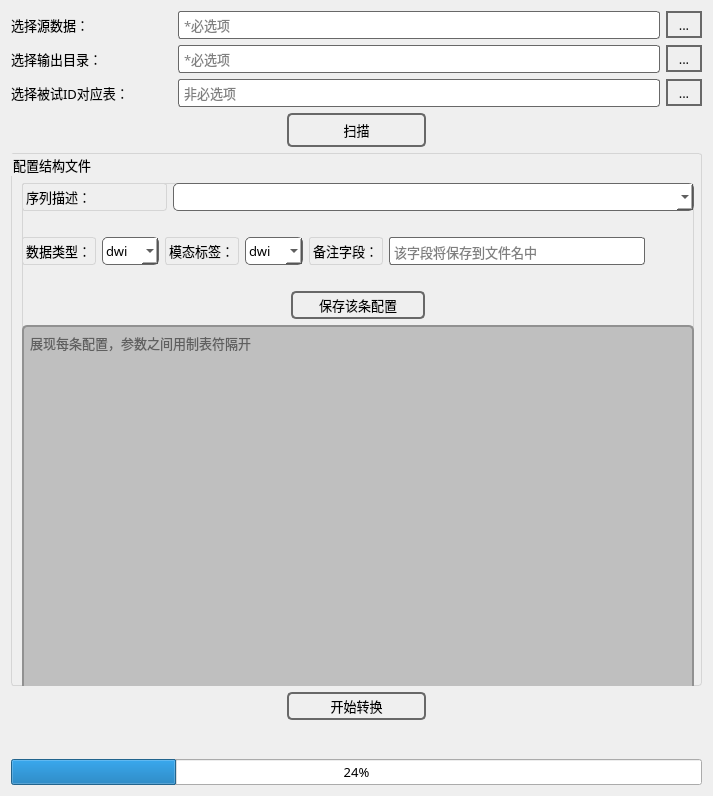
Before: the Qt Designer form dcm.ui in forwho/dcm2bidsGUI, drawn with Qt 5.
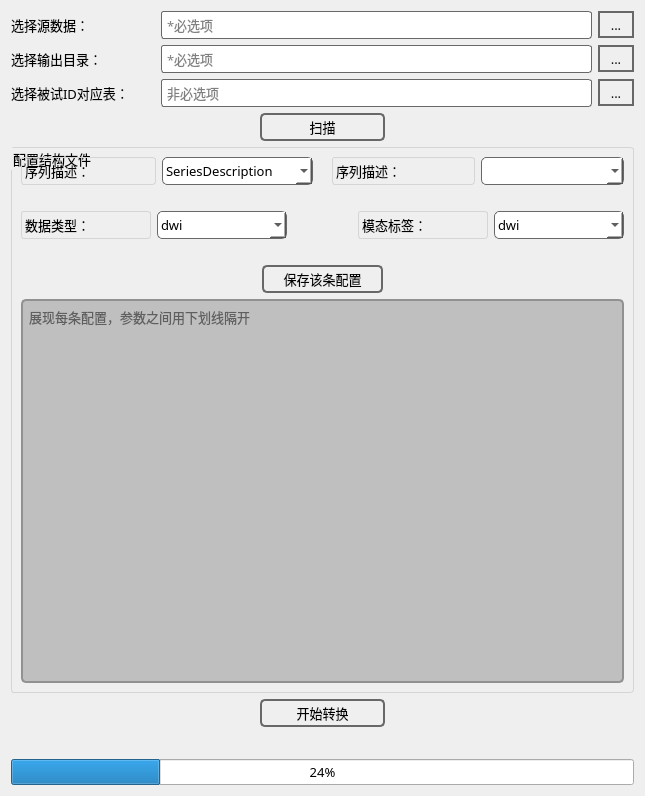
After: the same form once the commit is applied. Icons and pictures are not drawn.

Patch:
```diff
--- a/dcm.ui
+++ b/dcm.ui
@@ -6,16 +6,10 @@
    <rect>
     <x>0</x>
     <y>0</y>
-    <width>713</width>
+    <width>645</width>
     <height>796</height>
    </rect>
   </property>
-  <property name="sizePolicy">
-   <sizepolicy hsizetype="Ignored" vsizetype="Ignored">
-    <horstretch>0</horstretch>
-    <verstretch>0</verstretch>
-   </sizepolicy>
-  </property>
   <property name="font">
    <font>
     <family>微软雅黑</family>
@@ -38,9 +32,7 @@
 
                           </string>
   </property>
-  <layout class="QHBoxLayout" name="horizontalLayout_10">
-   <item>
-    <layout class="QVBoxLayout" name="verticalLayout_2" stretch="1,1,1,1,20,1,1,1">
+  <layout class="QVBoxLayout" name="verticalLayout_2" stretch="0,0,0,0,0,0,0,0">
      <item>
       <layout class="QHBoxLayout" name="horizontalLayout_2" stretch="1,3,1">
        <item>
@@ -179,16 +171,10 @@
        </item>
        <item>
         <widget class="QPushButton" name="select_3">
-         <property name="sizePolicy">
-          <sizepolicy hsizetype="Minimum" vsizetype="Fixed">
-           <horstretch>0</horstretch>
-           <verstretch>0</verstretch>
-          </sizepolicy>
-         </property>
          <property name="styleSheet">
           <string notr="true">border: 2px solid #686868;
         color: #000000;
-        padding: 5px 6px;
+        padding: 2px 6px;
         border-radius: 5px;</string>
          </property>
          <property name="text">
@@ -213,18 +199,6 @@
      </item>
      <item>
       <widget class="QGroupBox" name="groupBox">
-       <property name="sizePolicy">
-        <sizepolicy hsizetype="Expanding" vsizetype="Expanding">
-         <horstretch>0</horstretch>
-         <verstretch>0</verstretch>
-        </sizepolicy>
-       </property>
-       <property name="maximumSize">
-        <size>
-         <width>16777215</width>
-         <height>16777215</height>
-        </size>
-       </property>
        <property name="font">
         <font>
          <family>微软雅黑</family>
@@ -239,21 +213,78 @@
        <property name="title">
         <string>配置结构文件</string>
        </property>
-       <widget class="QWidget" name="">
-        <property name="geometry">
-         <rect>
-          <x>11</x>
-          <y>30</y>
-          <width>672</width>
-          <height>518</height>
-         </rect>
-        </property>
-        <layout class="QVBoxLayout" name="verticalLayout" stretch="0,0,0,0,0,0">
-         <property name="sizeConstraint">
-          <enum>QLayout::SetNoConstraint</enum>
-         </property>
+     <layout class="QVBoxLayout" name="verticalLayout">
+      <item>
+       <layout class="QHBoxLayout" name="horizontalLayout_11">
+        <item>
+         <layout class="QHBoxLayout" name="horizontalLayout_10">
+          <item>
+           <widget class="QLabel" name="label_7">
+            <property name="maximumSize">
+             <size>
+              <width>1677721</width>
+              <height>16777215</height>
+             </size>
+            </property>
+            <property name="font">
+             <font>
+              <family>微软雅黑</family>
+              <pointsize>10</pointsize>
+              <kerning>true</kerning>
+             </font>
+            </property>
+            <property name="text">
+             <string>序列描述：</string>
+            </property>
+           </widget>
+          </item>
          <item>
-          <layout class="QHBoxLayout" name="horizontalLayout_5" stretch="5,18">
+           <widget class="QComboBox" name="comboBox_4">
+            <property name="font">
+             <font>
+              <family>微软雅黑</family>
+              <pointsize>10</pointsize>
+              <kerning>true</kerning>
+             </font>
+            </property>
+            <property name="styleSheet">
+             <string notr="true">border: 1px solid #686868;
+        border-radius: 5px;
+        padding: 3px;
+        background-color: #FFFFFF;</string>
+            </property>
+            <item>
+             <property name="text">
+              <string>SeriesDescription</string>
+             </property>
+            </item>
+            <item>
+             <property name="text">
+              <string>PulseSequenceName</string>
+             </property>
+            </item>
+           </widget>
+          </item>
+         </layout>
+        </item>
+        <item>
+         <spacer name="horizontalSpacer_12">
+          <property name="orientation">
+           <enum>Qt::Horizontal</enum>
+          </property>
+          <property name="sizeType">
+           <enum>QSizePolicy::Preferred</enum>
+          </property>
+          <property name="sizeHint" stdset="0">
+           <size>
+            <width>13</width>
+            <height>20</height>
+           </size>
+          </property>
+         </spacer>
+        </item>
+        <item>
+         <layout class="QHBoxLayout" name="horizontalLayout_5">
            <item>
             <widget class="QLabel" name="label_4">
              <property name="maximumSize">
@@ -276,6 +307,12 @@
            </item>
            <item>
             <widget class="QComboBox" name="comboBox_1">
+            <property name="minimumSize">
+             <size>
+              <width>95</width>
+              <height>0</height>
+             </size>
+            </property>
              <property name="font">
               <font>
                <family>微软雅黑</family>
@@ -290,6 +327,8 @@
         background-color: #FFFFFF;</string>
              </property>
             </widget>
+          </item>
+         </layout>
            </item>
           </layout>
          </item>
@@ -310,7 +349,7 @@
           </spacer>
          </item>
          <item>
-          <layout class="QHBoxLayout" name="horizontalLayout_4">
+       <layout class="QHBoxLayout" name="horizontalLayout_4" stretch="2,2,1,2,2">
            <item>
             <widget class="QLabel" name="label">
              <property name="font">
@@ -372,6 +411,22 @@
              </item>
             </widget>
            </item>
+        <item>
+         <spacer name="horizontalSpacer_4">
+          <property name="orientation">
+           <enum>Qt::Horizontal</enum>
+          </property>
+          <property name="sizeType">
+           <enum>QSizePolicy::Preferred</enum>
+          </property>
+          <property name="sizeHint" stdset="0">
+           <size>
+            <width>130</width>
+            <height>20</height>
+           </size>
+          </property>
+         </spacer>
+        </item>
            <item>
             <widget class="QLabel" name="label_3">
              <property name="font">
@@ -413,60 +468,6 @@
              </item>
             </widget>
            </item>
-           <item>
-            <widget class="QLabel" name="label_7">
-             <property name="font">
-              <font>
-               <family>微软雅黑</family>
-               <pointsize>10</pointsize>
-               <kerning>true</kerning>
-              </font>
-             </property>
-             <property name="text">
-              <string>备注字段：</string>
-             </property>
-            </widget>
-           </item>
-           <item>
-            <widget class="QTextEdit" name="comboBox_4">
-             <property name="sizePolicy">
-              <sizepolicy hsizetype="Expanding" vsizetype="Ignored">
-               <horstretch>0</horstretch>
-               <verstretch>0</verstretch>
-              </sizepolicy>
-             </property>
-             <property name="font">
-              <font>
-               <family>微软雅黑</family>
-               <pointsize>10</pointsize>
-              </font>
-             </property>
-             <property name="styleSheet">
-              <string notr="true">border: 1px solid #686868;
-        
-        background-color: #FFFFFF;</string>
-             </property>
-             <property name="tabStopWidth">
-              <number>80</number>
-             </property>
-             <property name="placeholderText">
-              <string>该字段将保存到文件名中</string>
-             </property>
-            </widget>
-           </item>
-           <item>
-            <spacer name="horizontalSpacer">
-             <property name="orientation">
-              <enum>Qt::Horizontal</enum>
-             </property>
-             <property name="sizeHint" stdset="0">
-              <size>
-               <width>40</width>
-               <height>20</height>
-              </size>
-             </property>
-            </spacer>
-           </item>
           </layout>
          </item>
          <item>
@@ -554,12 +555,11 @@
             <bool>false</bool>
            </property>
            <property name="placeholderText">
-            <string>展现每条配置，参数之间用制表符隔开</string>
+         <string>展现每条配置，参数之间用下划线隔开</string>
            </property>
           </widget>
          </item>
         </layout>
-       </widget>
       </widget>
      </item>
      <item>
@@ -579,12 +579,6 @@
        </item>
        <item>
         <widget class="QPushButton" name="pushButton_2">
-         <property name="sizePolicy">
-          <sizepolicy hsizetype="Minimum" vsizetype="Expanding">
-           <horstretch>0</horstretch>
-           <verstretch>0</verstretch>
-          </sizepolicy>
-         </property>
          <property name="styleSheet">
           <string notr="true">border: 2px solid #686868;
         color: #000000;
@@ -647,8 +641,6 @@
         <bool>true</bool>
        </property>
       </widget>
-     </item>
-    </layout>
    </item>
   </layout>
  </widget>
```
Lines whose indentation alone changed are shown as unchanged.
